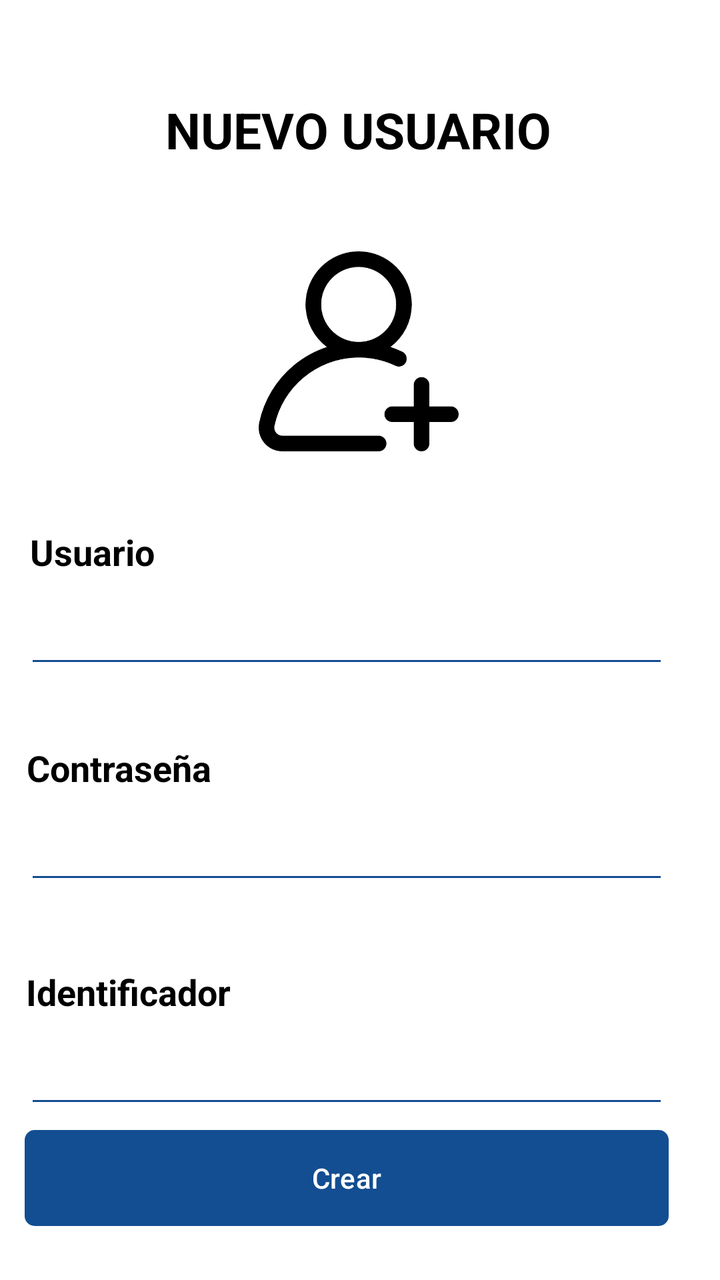
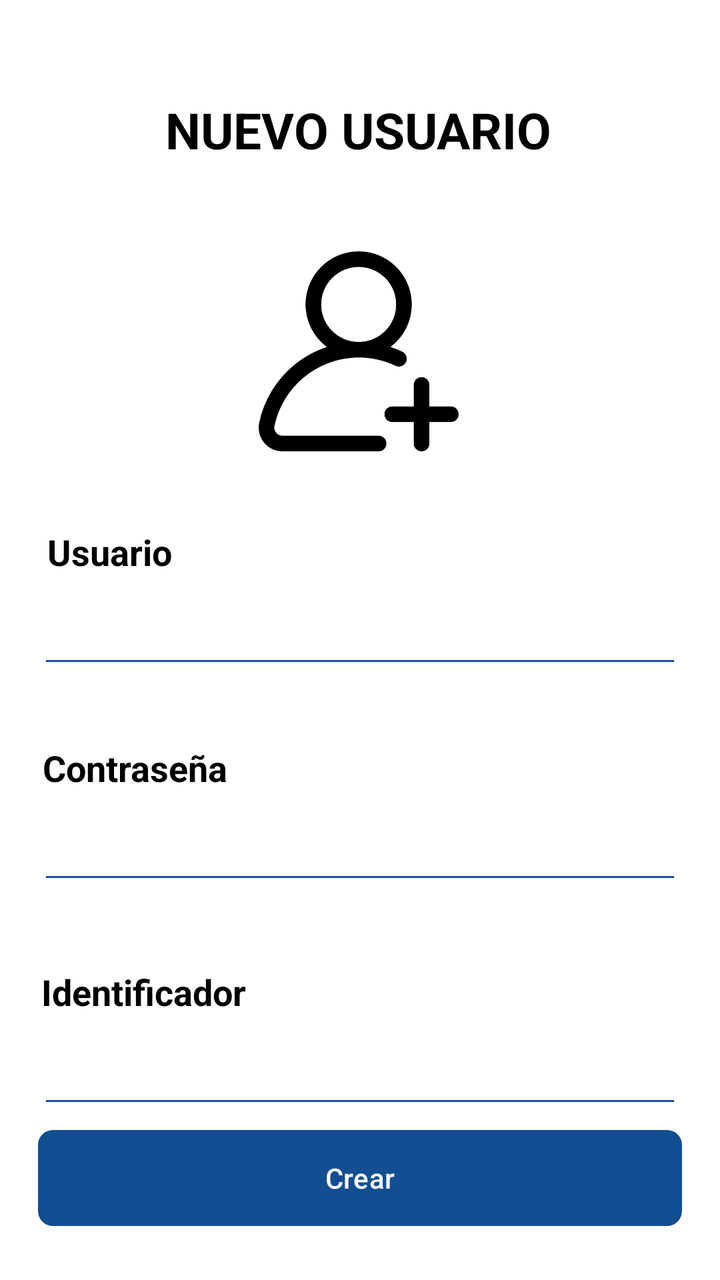

Two renders of the same Android screen: before a commit and after it. Below are the layout's source before the change and the commit's diff.
<!-- AndroidManifest.xml: application theme Theme.Cobro -->
<!-- res/layout/activity_crear.xml -->
<?xml version="1.0" encoding="utf-8"?>
<androidx.constraintlayout.widget.ConstraintLayout xmlns:android="http://schemas.android.com/apk/res/android"
    xmlns:app="http://schemas.android.com/apk/res-auto"
    xmlns:tools="http://schemas.android.com/tools"
    android:id="@+id/main"
    android:layout_width="match_parent"
    android:layout_height="match_parent"
    android:background="@color/white"
    tools:context=".MainActivity" >


    <ImageView
        android:id="@+id/imageView4"
        android:layout_width="100dp"
        android:layout_height="100dp"
        android:layout_marginTop="44dp"
        android:contentDescription="@string/descripcion_agregar"
        app:layout_constraintEnd_toEndOf="parent"
        app:layout_constraintHorizontal_bias="0.498"
        app:layout_constraintStart_toStartOf="parent"
        app:layout_constraintTop_toBottomOf="@+id/textView7"
        app:srcCompat="@drawable/agregar" />

    <EditText
        android:id="@+id/usuarioInput"
        android:layout_width="322dp"
        android:layout_height="51dp"
        android:layout_marginTop="288dp"
        android:backgroundTint="@color/colorPrimary"
        android:inputType="text"
        android:textColor="@color/black"
        app:layout_constraintEnd_toEndOf="parent"
        app:layout_constraintHorizontal_bias="0.325"
        app:layout_constraintStart_toStartOf="parent"
        app:layout_constraintTop_toTopOf="parent" />

    <TextView
        android:id="@+id/textView8"
        android:layout_width="wrap_content"
        android:layout_height="wrap_content"
        android:text="@string/lbl_usuar"
        android:textColor="@color/black"
        android:textSize="18sp"
        android:textStyle="bold"
        app:layout_constraintBottom_toTopOf="@+id/usuarioInput"
        app:layout_constraintEnd_toEndOf="parent"
        app:layout_constraintHorizontal_bias="0.05"
        app:layout_constraintStart_toStartOf="parent"
        app:layout_constraintTop_toBottomOf="@+id/imageView4"
        app:layout_constraintVertical_bias="1.0" />

    <TextView
        android:id="@+id/identificador"
        android:layout_width="wrap_content"
        android:layout_height="wrap_content"
        android:text="@string/lbl_pass"
        android:textColor="@color/black"
        android:textSize="18sp"
        android:textStyle="bold"
        app:layout_constraintBottom_toTopOf="@+id/passwordInput"
        app:layout_constraintEnd_toEndOf="parent"
        app:layout_constraintHorizontal_bias="0.05"
        app:layout_constraintStart_toStartOf="parent"
        app:layout_constraintTop_toBottomOf="@+id/usuarioInput"
        app:layout_constraintVertical_bias="1.0" />

    <EditText
        android:id="@+id/passwordInput"
        android:layout_width="322dp"
        android:layout_height="51dp"
        android:layout_marginTop="396dp"
        android:backgroundTint="@color/colorPrimary"
        android:inputType="text"
        android:textColor="@color/black"
        app:layout_constraintEnd_toEndOf="parent"
        app:layout_constraintHorizontal_bias="0.325"
        app:layout_constraintStart_toStartOf="parent"
        app:layout_constraintTop_toTopOf="parent" />

    <Button
        android:id="@+id/butto"
        android:layout_width="322dp"
        android:layout_height="wrap_content"
        android:background="@drawable/borde"
        android:text="@string/btn_crear"
        app:layout_constraintBottom_toBottomOf="parent"
        app:layout_constraintEnd_toEndOf="parent"
        app:layout_constraintHorizontal_bias="0.325"
        app:layout_constraintStart_toStartOf="parent"
        app:layout_constraintTop_toBottomOf="@+id/identificadorInput"
        app:layout_constraintVertical_bias="0.185" />

    <EditText
        android:id="@+id/identificadorInput"
        android:layout_width="322dp"
        android:layout_height="51dp"
        android:layout_marginTop="508dp"
        android:backgroundTint="@color/colorPrimary"
        android:inputType="text"
        android:textColor="@color/black"
        app:layout_constraintEnd_toEndOf="parent"
        app:layout_constraintHorizontal_bias="0.325"
        app:layout_constraintStart_toStartOf="parent"
        app:layout_constraintTop_toTopOf="parent" />

    <TextView
        android:id="@+id/textViewNota"
        android:layout_width="0dp"
        android:layout_height="wrap_content"
        android:layout_marginStart="16dp"
        android:layout_marginTop="32dp"
        android:layout_marginEnd="16dp"
        android:text="Nota: El usuario debe estar registrado previamente con el servidor para poder ser registrado de manera local."
        android:textAlignment="center"
        android:textColor="@color/colorPrimary"
        android:textSize="14sp"
        android:textStyle="italic"
        app:layout_constraintEnd_toEndOf="parent"
        app:layout_constraintHorizontal_bias="0.0"
        app:layout_constraintStart_toStartOf="parent"
        app:layout_constraintTop_toBottomOf="@id/butto" />

    <TextView
        android:id="@+id/textView6"
        android:layout_width="wrap_content"
        android:layout_height="wrap_content"
        android:text="Identificador"
        android:textColor="@color/black"
        android:textSize="18sp"
        android:textStyle="bold"
        app:layout_constraintBottom_toTopOf="@+id/identificadorInput"
        app:layout_constraintEnd_toEndOf="parent"
        app:layout_constraintHorizontal_bias="0.05"
        app:layout_constraintStart_toStartOf="parent"
        app:layout_constraintTop_toTopOf="parent"
        app:layout_constraintVertical_bias="1.0" />

    <TextView
        android:id="@+id/textView7"
        android:layout_width="wrap_content"
        android:layout_height="wrap_content"
        android:layout_marginTop="48dp"
        android:text="@string/lbl_nuevo"
        android:textColor="@color/black"
        android:textSize="25sp"
        android:textStyle="bold"
        app:layout_constraintEnd_toEndOf="parent"
        app:layout_constraintHorizontal_bias="0.496"
        app:layout_constraintStart_toStartOf="parent"
        app:layout_constraintTop_toTopOf="parent" />


</androidx.constraintlayout.widget.ConstraintLayout>
<!-- resources referenced by this layout -->
<resources>
  <color name="black">#FF000000</color>
  <color name="colorPrimary">#124e91</color>
  <color name="white">#FFFFFFFF</color>
  <!-- drawable agregar: png bitmap (drawable, 15375 bytes) -->
  <!-- drawable borde (drawable) -->
  <?xml version="1.0" encoding="utf-8"?>
  <shape xmlns:android="http://schemas.android.com/apk/res/android"
      android:shape="rectangle">
  
  
      
      <solid android:color="#f1f8de" /> 
  
      
      <corners android:radius="5dp" />
  </shape>
  <string name="btn_crear"> Crear</string>
  <string name="descripcion_agregar">Descripción de la imagen de agregar</string>
  <string name="lbl_nuevo"> NUEVO USUARIO </string>
  <string name="lbl_pass"> Contraseña</string>
  <string name="lbl_usuar"> Usuario </string>
  <style name="Theme.Cobro" parent="Base.Theme.Cobro" />
  <style name="Base.Theme.Cobro" parent="Theme.Material3.DayNight.NoActionBar">
          
          
          <item name="colorPrimary">@color/colorPrimary</item>
          <item name="colorPrimaryVariant">@color/colorPrimaryDark</item>
          <item name="colorOnPrimary">@color/white</item>
          <item name="colorOnSecondary">@color/black</item>
  
      </style>
  <color name="colorPrimaryDark">#1A5276</color>
</resources>

<!-- the commit's change to res/layout/activity_crear.xml (unified diff, before → after) -->
@@ -30,7 +30,6 @@
         android:inputType="text"
         android:textColor="@color/black"
         app:layout_constraintEnd_toEndOf="parent"
-        app:layout_constraintHorizontal_bias="0.325"
         app:layout_constraintStart_toStartOf="parent"
         app:layout_constraintTop_toTopOf="parent" />
 
@@ -44,7 +43,7 @@
         android:textStyle="bold"
         app:layout_constraintBottom_toTopOf="@+id/usuarioInput"
         app:layout_constraintEnd_toEndOf="parent"
-        app:layout_constraintHorizontal_bias="0.05"
+        app:layout_constraintHorizontal_bias="0.08"
         app:layout_constraintStart_toStartOf="parent"
         app:layout_constraintTop_toBottomOf="@+id/imageView4"
         app:layout_constraintVertical_bias="1.0" />
@@ -59,7 +58,7 @@
         android:textStyle="bold"
         app:layout_constraintBottom_toTopOf="@+id/passwordInput"
         app:layout_constraintEnd_toEndOf="parent"
-        app:layout_constraintHorizontal_bias="0.05"
+        app:layout_constraintHorizontal_bias="0.08"
         app:layout_constraintStart_toStartOf="parent"
         app:layout_constraintTop_toBottomOf="@+id/usuarioInput"
         app:layout_constraintVertical_bias="1.0" />
@@ -73,7 +72,6 @@
         android:inputType="text"
         android:textColor="@color/black"
         app:layout_constraintEnd_toEndOf="parent"
-        app:layout_constraintHorizontal_bias="0.325"
         app:layout_constraintStart_toStartOf="parent"
         app:layout_constraintTop_toTopOf="parent" />
 
@@ -85,7 +83,6 @@
         android:text="@string/btn_crear"
         app:layout_constraintBottom_toBottomOf="parent"
         app:layout_constraintEnd_toEndOf="parent"
-        app:layout_constraintHorizontal_bias="0.325"
         app:layout_constraintStart_toStartOf="parent"
         app:layout_constraintTop_toBottomOf="@+id/identificadorInput"
         app:layout_constraintVertical_bias="0.185" />
@@ -99,7 +96,6 @@
         android:inputType="text"
         android:textColor="@color/black"
         app:layout_constraintEnd_toEndOf="parent"
-        app:layout_constraintHorizontal_bias="0.325"
         app:layout_constraintStart_toStartOf="parent"
         app:layout_constraintTop_toTopOf="parent" />
 
@@ -130,7 +126,7 @@
         android:textStyle="bold"
         app:layout_constraintBottom_toTopOf="@+id/identificadorInput"
         app:layout_constraintEnd_toEndOf="parent"
-        app:layout_constraintHorizontal_bias="0.05"
+        app:layout_constraintHorizontal_bias="0.08"
         app:layout_constraintStart_toStartOf="parent"
         app:layout_constraintTop_toTopOf="parent"
         app:layout_constraintVertical_bias="1.0" />
<!-- resource entries referenced after the edit -->
@@ -9,12 +9,17 @@
   <shape xmlns:android="http://schemas.android.com/apk/res/android"
       android:shape="rectangle">
   
+      
+      <solid android:color="#FFFFFF" />
   
       
-      <solid android:color="#f1f8de" /> 
+      <stroke
+          android:width="1dp"
+          android:color="#124E91" /> 
   
       
-      <corners android:radius="5dp" />
+      <corners android:radius="7dp" />
+  
   </shape>
   <string name="btn_crear"> Crear</string>
   <string name="descripcion_agregar">Descripción de la imagen de agregar</string>
